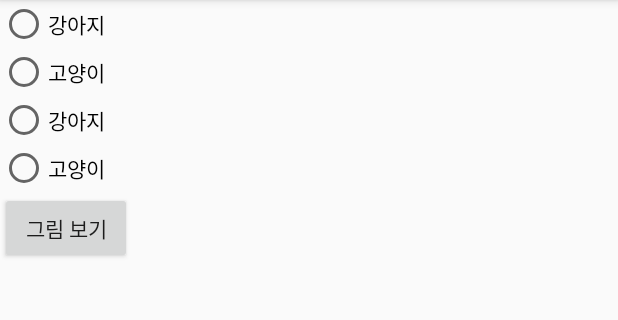
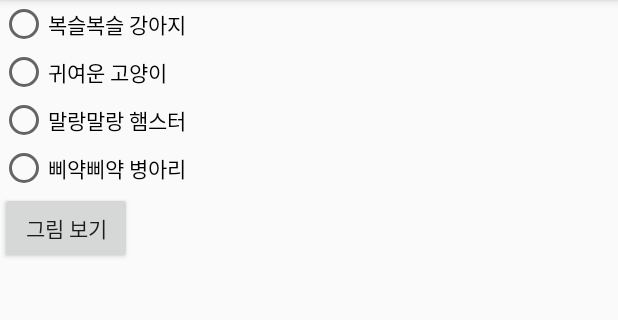
Before and after one commit to jian03/MirimDialogTest3, an Android app: the screen it shows after launch (MainActivity), on a phone screen of 412 x 824 dp, the part 84-404 px from its top. Run offline under Robolectric (Android 15) with nearby library versions, the phone set to English and light mode, and no system bars.

Commit message:
Conmplete MirimDialogTest3

```diff
--- a/app/src/main/java/kr/hs/emirim/s2019s19/mirimdialogtest3/MainActivity.java
+++ b/app/src/main/java/kr/hs/emirim/s2019s19/mirimdialogtest3/MainActivity.java
@@ -1,14 +1,65 @@
 package kr.hs.emirim.s2019s19.mirimdialogtest3;
 
+import androidx.appcompat.app.AlertDialog;
 import androidx.appcompat.app.AppCompatActivity;
 
 import android.os.Bundle;
+import android.view.View;
+import android.widget.Button;
+import android.widget.ImageView;
+import android.widget.RadioButton;
+import android.widget.RadioGroup;
 
 public class MainActivity extends AppCompatActivity {
+    RadioGroup rg;
+    RadioButton radioDog, radioCat, radioHamster, radioChick;
+    View dialogView;
+    ImageView dlgImage;
 
     @Override
     protected void onCreate(Bundle savedInstanceState) {
         super.onCreate(savedInstanceState);
         setContentView(R.layout.activity_main);
+        rg = findViewById(R.id.rg1);
+        radioDog = findViewById(R.id.rg_dog);
+        radioCat = findViewById(R.id.rg_cat);
+        radioHamster = findViewById(R.id.rg_hamster);
+        radioChick = findViewById(R.id.rg_chick);
+        Button btnShow = findViewById(R.id.show);
+        btnShow.setOnClickListener(btnShowListener);
     }
+
+    View.OnClickListener btnShowListener = new View.OnClickListener() {
+        @Override
+        public void onClick(View v) {
+            dialogView = View.inflate(MainActivity.this, R.layout.dialog, null);
+            dlgImage = dialogView.findViewById(R.id.image);
+            int selectedId = 0;
+            String seletedTitle = "";
+            switch (rg.getCheckedRadioButtonId()){
+                case R.id.rg_dog:
+                    selectedId = R.drawable.rg_dog;
+                    seletedTitle = radioDog.getText().toString();
+                    break;
+                case R.id.rg_cat:
+                    selectedId = R.drawable.rg_cat;
+                    seletedTitle = radioCat.getText().toString();
+                    break;
+                case R.id.rg_hamster:
+                    selectedId = R.drawable.rg_hamster;
+                    seletedTitle = radioHamster.getText().toString();
+                    break;
+                case R.id.rg_chick:
+                    selectedId = R.drawable.rg_chick;
+                    seletedTitle = radioChick.getText().toString();
+                    break;
+            }
+            AlertDialog. Builder  dlg = new AlertDialog.Builder(MainActivity.this);
+            dlg.setTitle(seletedTitle);
+            dlgImage.setImageResource(selectedId);
+            dlg.setView(dialogView);
+            dlg.setPositiveButton("닫기", null);
+            dlg.show();
+        }
+    };
 }
--- a/app/src/main/res/layout/activity_main.xml
+++ b/app/src/main/res/layout/activity_main.xml
@@ -1,9 +1,10 @@
 <?xml version="1.0" encoding="utf-8"?>
-<RelativeLayout xmlns:android="http://schemas.android.com/apk/res/android"
+<LinearLayout xmlns:android="http://schemas.android.com/apk/res/android"
     xmlns:app="http://schemas.android.com/apk/res-auto"
     xmlns:tools="http://schemas.android.com/tools"
     android:layout_width="match_parent"
     android:layout_height="match_parent"
+    android:orientation="vertical"
     tools:context=".MainActivity">
 
     <RadioGroup
@@ -11,26 +12,31 @@
         android:layout_width="wrap_content"
         android:layout_height="wrap_content" >
         <RadioButton
+            android:id="@+id/rg_dog"
             android:layout_width="wrap_content"
             android:layout_height="wrap_content"
-            android:text="강아지" />
+            android:text="복슬복슬 강아지"
+            tools:ignore="DuplicateIds" />
         <RadioButton
+            android:id="@+id/rg_cat"
             android:layout_width="wrap_content"
             android:layout_height="wrap_content"
-            android:text="고양이" />
+            android:text="귀여운 고양이" />
         <RadioButton
+            android:id="@+id/rg_hamster"
             android:layout_width="wrap_content"
             android:layout_height="wrap_content"
-            android:text="강아지" />
+            android:text="말랑말랑 햄스터" />
         <RadioButton
+            android:id="@+id/rg_chick"
             android:layout_width="wrap_content"
             android:layout_height="wrap_content"
-            android:text="고양이" />
+            android:text="삐약삐약 병아리" />
     </RadioGroup>
     <Button
         android:layout_width="wrap_content"
         android:layout_height="wrap_content"
-        android:layout_below="@+id/rg1"
+        android:id="@+id/show"
         android:text="그림 보기"
         />
-</RelativeLayout>
+</LinearLayout>
```
Also changed, not shown: app/src/main/res/layout/dialog.xml (added, +12 -0 lines), app/src/main/res/drawable/rg_cat.jpeg (added), app/src/main/res/drawable/rg_chick.jpg (added), app/src/main/res/drawable/rg_dog.jpg (added), app/src/main/res/drawable/rg_hamster.png (added).
